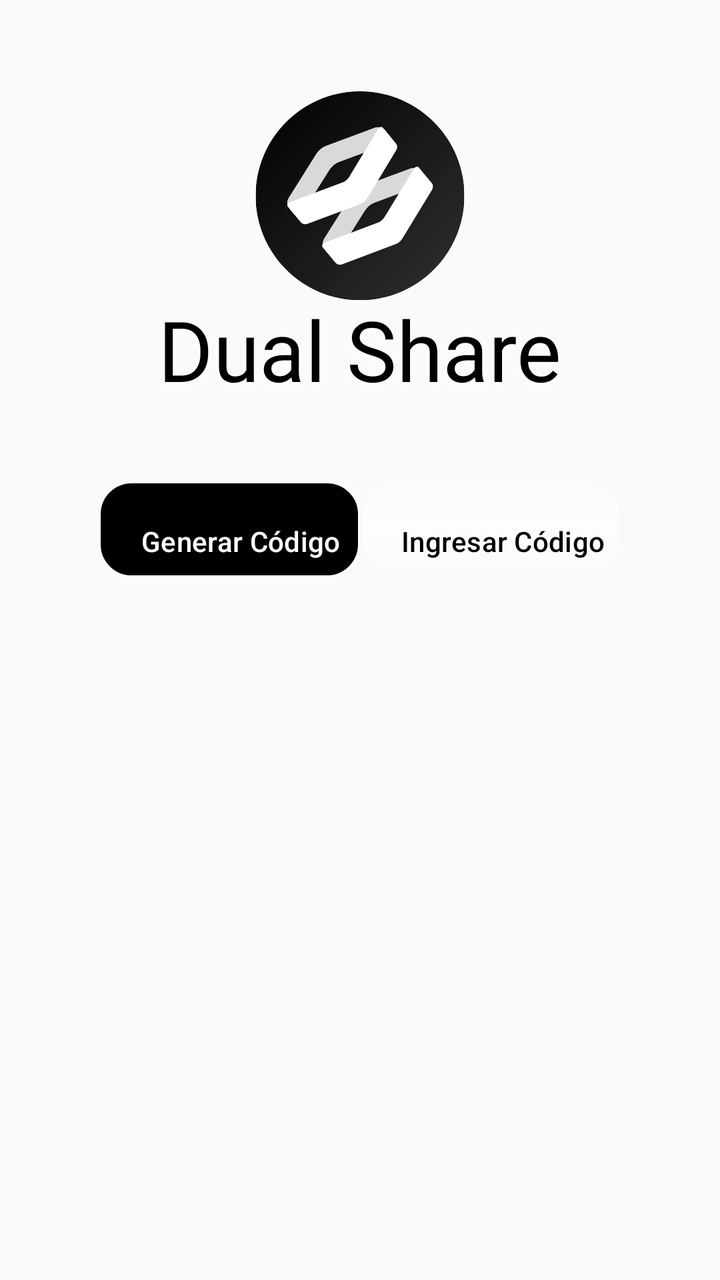
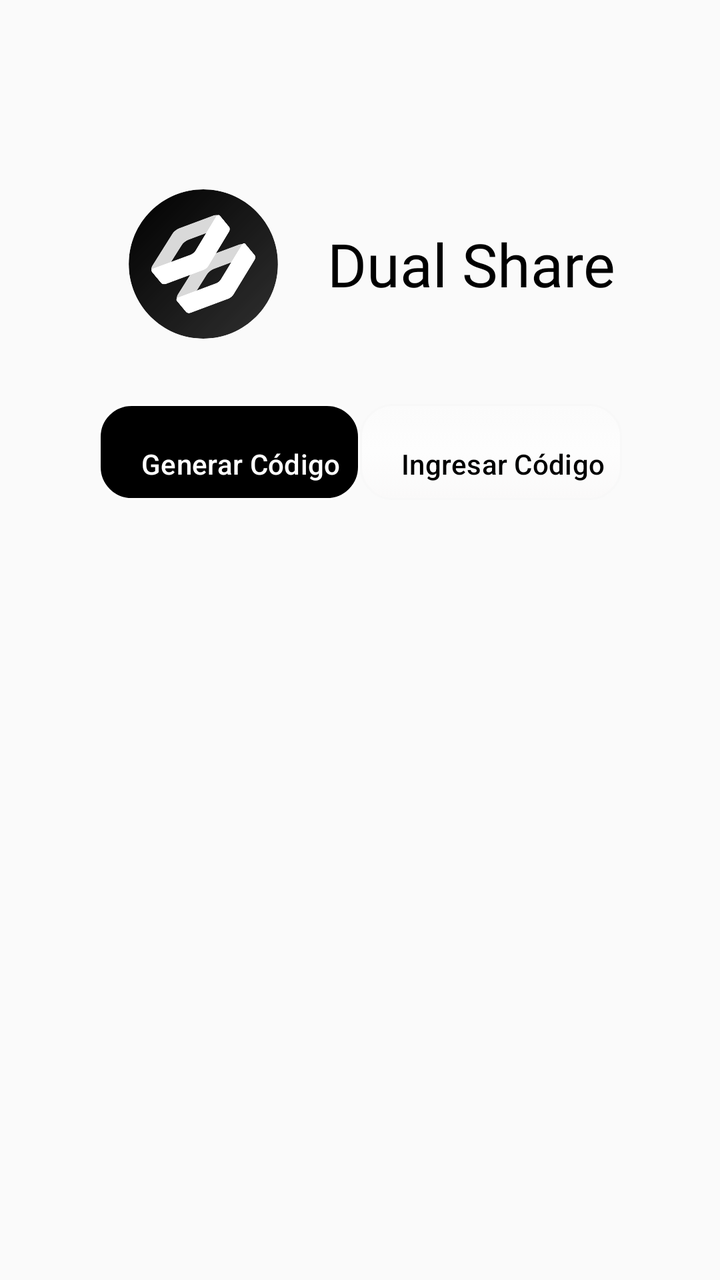

Screens rendered from an Android XML layout before and after an edit, with the pre-edit source and the edit as a unified diff.
<!-- AndroidManifest.xml: application theme Theme.DualShare -->
<!-- res/layout/activity_share.xml -->
<?xml version="1.0" encoding="utf-8"?>
<androidx.constraintlayout.widget.ConstraintLayout xmlns:android="http://schemas.android.com/apk/res/android"
    xmlns:app="http://schemas.android.com/apk/res-auto"
    android:layout_width="match_parent"
    android:layout_height="match_parent"
    android:background="@color/ultra_ligth_gray"
    android:padding="12dp">

    
    <LinearLayout
        android:id="@+id/headerLayout"
        android:layout_width="0dp"
        android:layout_height="wrap_content"
        android:background="@android:color/transparent"
        android:elevation="0dp"
        android:gravity="center"
        android:orientation="vertical"
        android:paddingTop="16dp"
        android:paddingBottom="8dp"
        app:layout_constraintEnd_toEndOf="parent"
        app:layout_constraintStart_toStartOf="parent"
        app:layout_constraintTop_toTopOf="parent">

        <ImageView
            android:id="@+id/image_logo_main"
            android:layout_width="140dp"
            android:layout_height="140dp"
            android:layout_marginTop="8dp"
            android:src="@drawable/logo_dual_share" />

        <TextView
            android:id="@+id/text_title_dual"
            android:layout_width="wrap_content"
            android:layout_height="wrap_content"
            android:layout_marginTop="-30dp"
            android:layout_marginBottom="30dp"
            android:fontFamily="@font/pacifico_regular"
            android:shadowColor="@color/white"
            android:shadowDx="0"
            android:shadowDy="3"
            android:shadowRadius="8"
            android:text="Dual Share"
            android:textColor="@color/black"
            android:textSize="42sp" />

        
        
        
        
        
        
        
        

        
        
        
        

        
    </LinearLayout>

    
    <com.google.android.material.tabs.TabLayout
        android:id="@+id/tabLayout"
        android:layout_width="wrap_content"
        android:layout_height="wrap_content"
        android:background="@android:color/transparent"
        android:elevation="0dp"
        android:padding="6dp"
        app:layout_constraintEnd_toEndOf="parent"
        app:layout_constraintStart_toStartOf="parent"
        app:layout_constraintTop_toBottomOf="@id/headerLayout"
        app:tabBackground="@drawable/tab_item_background"
        app:tabIndicatorHeight="0dp"
        app:tabRippleColor="@android:color/transparent"
        app:tabTextColor="@color/tab_text_color">

        <com.google.android.material.tabs.TabItem
            android:layout_width="wrap_content"
            android:layout_height="wrap_content"
            android:text="Generar Código" />

        <com.google.android.material.tabs.TabItem
            android:layout_width="wrap_content"
            android:layout_height="wrap_content"
            android:text="Ingresar Código" />

    </com.google.android.material.tabs.TabLayout>

    
    <androidx.viewpager2.widget.ViewPager2
        android:id="@+id/viewPager"
        android:layout_width="0dp"
        android:layout_height="0dp"
        android:background="@android:color/transparent"
        app:layout_constraintBottom_toBottomOf="parent"
        app:layout_constraintEnd_toEndOf="parent"
        app:layout_constraintStart_toStartOf="parent"
        app:layout_constraintTop_toBottomOf="@id/tabLayout" />
</androidx.constraintlayout.widget.ConstraintLayout>
<!-- resources referenced by this layout -->
<resources>
  <color name="black">
          #FF000000
      </color>
  <color name="ultra_ligth_gray">
          #FAFAFA
      </color>
  <color name="white">
          #FFFFFFFF
      </color>
  <!-- drawable logo_dual_share: vector/xml drawable (drawable, 14468 chars, omitted) -->
  <!-- drawable tab_item_background (drawable) -->
  <?xml version="1.0" encoding="utf-8"?>
  <selector xmlns:android="http://schemas.android.com/apk/res/android">
  
      
      <item android:state_selected="true">
          <shape android:shape="rectangle">
              <solid android:color="@color/black" />
              <corners android:radius="16dp" />
              
              <padding android:bottom="2dp" />
              <stroke android:width="1dp" android:color="@color/white" />
          </shape>
      </item>
  
      
      <item>
          <shape android:shape="rectangle">
              <solid android:color="@color/white" />
              <corners android:radius="16dp" />
              
              <gradient
                  android:startColor="#FBFBFB"
                  android:centerColor="#FDFDFD"
                  android:endColor="#FAF9F9"
                  android:angle="270" />
              
              <stroke android:width="1dp" android:color="#F8F8F8" />
          </shape>
      </item>
  
  </selector>
  <style name="Theme.DualShare" parent="Theme.Material3.Light.NoActionBar">
  
          <item name="android:windowIsTranslucent">true</item>
          
          
          <item name="colorPrimary">@color/bright_sky_blue</item>
          <item name="colorOnPrimary">@color/white</item>
          <item name="colorPrimaryContainer">@color/bright_sky_blue</item>
  
          
          <item name="colorSecondary">@color/teal_200</item>
          <item name="colorOnSecondary">@color/black</item>
  
          
          <item name="colorSurface">@color/white</item>
          <item name="colorSurfaceVariant">@color/ultra_ligth_gray</item>
          <item name="colorOnSurface">@color/black</item>
          <item name="colorSurfaceContainer">@color/white</item>
          <item name="colorSurfaceContainerHigh">@color/white</item>
  
          
          <item name="android:statusBarColor">@color/white</item>
          <item name="android:windowLightStatusBar">true</item>
  
          <item name="android:navigationBarColor">@color/white</item>
          <item name="android:windowLightNavigationBar">true</item>
  
          
          <item name="android:windowBackground">@color/white</item>
  
          
          <item name="colorOutline">@color/light_gray</item>
          <item name="android:shadowColor">@color/light_gray</item>
  
      </style>
  <color name="bright_sky_blue">
          #17BEEC
      </color>
  <color name="teal_200">
          #FF03DAC5
      </color>
  <color name="light_gray">
          #F2F2F2
      </color>
</resources>

<!-- the commit's change to res/layout/activity_share.xml (unified diff, before → after) -->
@@ -1,64 +1,14 @@
 <?xml version="1.0" encoding="utf-8"?>
 <androidx.constraintlayout.widget.ConstraintLayout xmlns:android="http://schemas.android.com/apk/res/android"
     xmlns:app="http://schemas.android.com/apk/res-auto"
+    xmlns:tools="http://schemas.android.com/tools"
     android:layout_width="match_parent"
     android:layout_height="match_parent"
     android:background="@color/ultra_ligth_gray"
     android:padding="12dp">
 
     
-    <LinearLayout
-        android:id="@+id/headerLayout"
-        android:layout_width="0dp"
-        android:layout_height="wrap_content"
-        android:background="@android:color/transparent"
-        android:elevation="0dp"
-        android:gravity="center"
-        android:orientation="vertical"
-        android:paddingTop="16dp"
-        android:paddingBottom="8dp"
-        app:layout_constraintEnd_toEndOf="parent"
-        app:layout_constraintStart_toStartOf="parent"
-        app:layout_constraintTop_toTopOf="parent">
 
-        <ImageView
-            android:id="@+id/image_logo_main"
-            android:layout_width="140dp"
-            android:layout_height="140dp"
-            android:layout_marginTop="8dp"
-            android:src="@drawable/logo_dual_share" />
-
-        <TextView
-            android:id="@+id/text_title_dual"
-            android:layout_width="wrap_content"
-            android:layout_height="wrap_content"
-            android:layout_marginTop="-30dp"
-            android:layout_marginBottom="30dp"
-            android:fontFamily="@font/pacifico_regular"
-            android:shadowColor="@color/white"
-            android:shadowDx="0"
-            android:shadowDy="3"
-            android:shadowRadius="8"
-            android:text="Dual Share"
-            android:textColor="@color/black"
-            android:textSize="42sp" />
-
-        
-        
-        
-        
-        
-        
-        
-        
-
-        
-        
-        
-        
-
-        
-    </LinearLayout>
 
     
     <com.google.android.material.tabs.TabLayout
@@ -70,7 +20,7 @@
         android:padding="6dp"
         app:layout_constraintEnd_toEndOf="parent"
         app:layout_constraintStart_toStartOf="parent"
-        app:layout_constraintTop_toBottomOf="@id/headerLayout"
+        app:layout_constraintTop_toBottomOf="@+id/header"
         app:tabBackground="@drawable/tab_item_background"
         app:tabIndicatorHeight="0dp"
         app:tabRippleColor="@android:color/transparent"
@@ -98,4 +48,32 @@
         app:layout_constraintEnd_toEndOf="parent"
         app:layout_constraintStart_toStartOf="parent"
         app:layout_constraintTop_toBottomOf="@id/tabLayout" />
+
+    <LinearLayout
+        android:id="@+id/header"
+        android:layout_width="0dp"
+        android:layout_height="140dp"
+        android:layout_marginTop="50dp"
+        android:gravity="center"
+        android:orientation="horizontal"
+        app:layout_constraintEnd_toEndOf="parent"
+        app:layout_constraintHorizontal_bias="0.0"
+        app:layout_constraintStart_toStartOf="parent"
+        app:layout_constraintTop_toTopOf="parent">
+
+        <ImageView
+            android:layout_width="100dp"
+            android:layout_height="100dp"
+            android:scaleType="fitCenter"
+            android:src="@drawable/icon_background_black" />
+
+        <TextView
+            android:layout_width="wrap_content"
+            android:layout_height="wrap_content"
+            android:layout_marginStart="12dp"
+            android:fontFamily="@font/stack_sans_notch_medium"
+            android:text="Dual Share"
+            android:textColor="@color/black"
+            android:textSize="30sp" />
+    </LinearLayout>
 </androidx.constraintlayout.widget.ConstraintLayout>
<!-- resource entries referenced after the edit -->
@@ -6,10 +6,10 @@
   <color name="ultra_ligth_gray">
           #FAFAFA
       </color>
+  <!-- drawable icon_background_black: vector/xml drawable (drawable, 14388 chars, omitted) -->
   <color name="white">
           #FFFFFFFF
       </color>
-  <!-- drawable logo_dual_share: vector/xml drawable (drawable, 14468 chars, omitted) -->
   <!-- drawable tab_item_background (drawable) -->
   <?xml version="1.0" encoding="utf-8"?>
   <selector xmlns:android="http://schemas.android.com/apk/res/android">
@@ -45,11 +45,11 @@
   <style name="Theme.DualShare" parent="Theme.Material3.Light.NoActionBar">
   
           <item name="android:windowIsTranslucent">true</item>
+  
           
-          
-          <item name="colorPrimary">@color/bright_sky_blue</item>
+          <item name="colorPrimary">@color/black</item>
           <item name="colorOnPrimary">@color/white</item>
-          <item name="colorPrimaryContainer">@color/bright_sky_blue</item>
+          <item name="colorPrimaryContainer">@color/white</item>
   
           
           <item name="colorSecondary">@color/teal_200</item>
@@ -67,7 +67,6 @@
           <item name="android:windowLightStatusBar">true</item>
   
           <item name="android:navigationBarColor">@color/white</item>
-          <item name="android:windowLightNavigationBar">true</item>
   
           
           <item name="android:windowBackground">@color/white</item>
@@ -77,9 +76,6 @@
           <item name="android:shadowColor">@color/light_gray</item>
   
       </style>
-  <color name="bright_sky_blue">
-          #17BEEC
-      </color>
   <color name="teal_200">
           #FF03DAC5
       </color>
